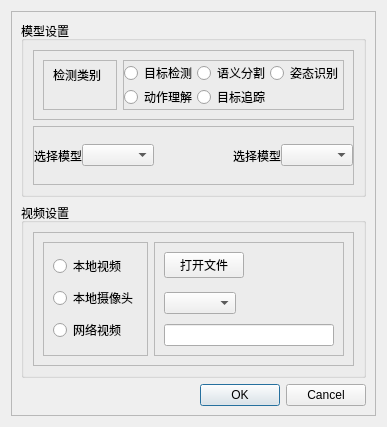
Above: ui/player_setting_dialog.ui from claudehotline/pyside6-video-player before the change. Below: the same form after it.
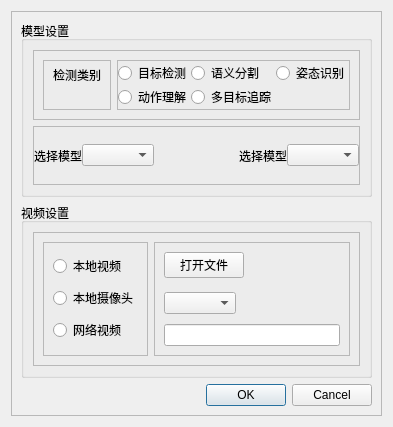
That is the form after the change.

What changed in the file:
```diff
--- a/ui/player_setting_dialog.ui
+++ b/ui/player_setting_dialog.ui
@@ -138,7 +138,7 @@
                   </sizepolicy>
                  </property>
                  <property name="text">
-                  <string>目标追踪</string>
+                  <string>多目标追踪</string>
                  </property>
                 </widget>
                </item>
```
